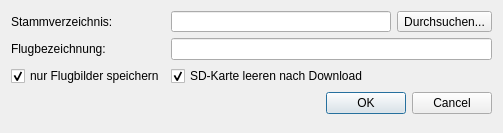
This is poitagger/ui/save_as.ui in dlr-eoc/poitagger as Qt 5 draws it before an edit. The edited form follows.
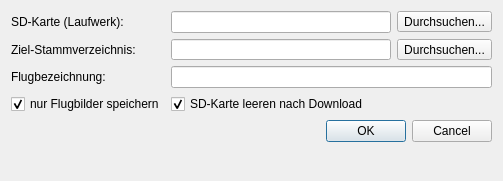
This is the edited form.

```diff
--- a/poitagger/ui/save_as.ui
+++ b/poitagger/ui/save_as.ui
@@ -7,21 +7,21 @@
     <x>0</x>
     <y>0</y>
     <width>503</width>
-    <height>133</height>
+    <height>181</height>
    </rect>
   </property>
   <property name="windowTitle">
    <string>Dialog</string>
   </property>
   <layout class="QFormLayout" name="formLayout">
-   <item row="0" column="0">
+   <item row="1" column="0">
     <widget class="QLabel" name="label">
      <property name="text">
-      <string>Stammverzeichnis:</string>
+      <string>Ziel-Stammverzeichnis:</string>
      </property>
     </widget>
    </item>
-   <item row="0" column="1">
+   <item row="1" column="1">
     <layout class="QHBoxLayout" name="horizontalLayout">
      <item>
       <widget class="QLineEdit" name="pathBox">
@@ -54,14 +54,14 @@
      </item>
     </layout>
    </item>
-   <item row="1" column="0">
+   <item row="2" column="0">
     <widget class="QLabel" name="label_2">
      <property name="text">
       <string>Flugbezeichnung:</string>
      </property>
     </widget>
    </item>
-   <item row="1" column="1">
+   <item row="2" column="1">
     <widget class="QLineEdit" name="nameBox">
      <property name="minimumSize">
       <size>
@@ -71,7 +71,7 @@
      </property>
     </widget>
    </item>
-   <item row="3" column="0" colspan="2">
+   <item row="4" column="0" colspan="2">
     <widget class="QDialogButtonBox" name="buttonBox">
      <property name="orientation">
       <enum>Qt::Horizontal</enum>
@@ -81,7 +81,7 @@
      </property>
     </widget>
    </item>
-   <item row="2" column="0">
+   <item row="3" column="0">
     <widget class="QCheckBox" name="nurFlugBilder">
      <property name="text">
       <string>nur Flugbilder speichern</string>
@@ -91,7 +91,7 @@
      </property>
     </widget>
    </item>
-   <item row="2" column="1">
+   <item row="3" column="1">
     <widget class="QCheckBox" name="SDCard_leeren">
      <property name="text">
       <string>SD-Karte leeren nach Download</string>
@@ -101,6 +101,27 @@
      </property>
     </widget>
    </item>
+   <item row="0" column="0">
+    <widget class="QLabel" name="label_3">
+     <property name="text">
+      <string>SD-Karte (Laufwerk):</string>
+     </property>
+    </widget>
+   </item>
+   <item row="0" column="1">
+    <layout class="QHBoxLayout" name="horizontalLayout_2">
+     <item>
+      <widget class="QLineEdit" name="sourceLE"/>
+     </item>
+     <item>
+      <widget class="QToolButton" name="sourceTB">
+       <property name="text">
+        <string>Durchsuchen...</string>
+       </property>
+      </widget>
+     </item>
+    </layout>
+   </item>
   </layout>
  </widget>
  <resources/>
```
